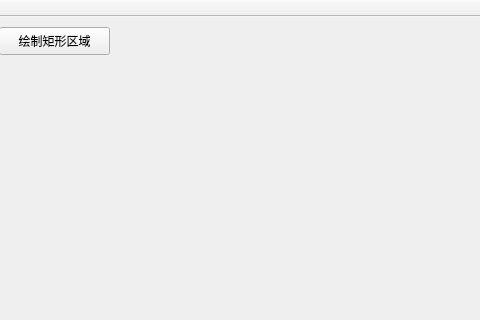
The window that Lab_01.ui (Ceazy-Gentleman/Lab_01) describes before a commit, drawn with Qt 5; both pictures show x 251 to 731 and y 0 to 320 of the 998 by 606 pixel window.
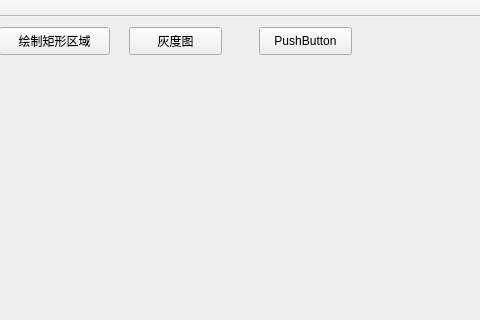
The same window after the commit.

Commit message: 绘制矩形区域并将其灰度化

```diff
--- a/Lab_01.ui
+++ b/Lab_01.ui
@@ -79,6 +79,32 @@
      <string>绘制矩形区域</string>
     </property>
    </widget>
+   <widget class="QPushButton" name="gray">
+    <property name="geometry">
+     <rect>
+      <x>380</x>
+      <y>10</y>
+      <width>93</width>
+      <height>28</height>
+     </rect>
+    </property>
+    <property name="text">
+     <string>灰度图</string>
+    </property>
+   </widget>
+   <widget class="QPushButton" name="hhh">
+    <property name="geometry">
+     <rect>
+      <x>510</x>
+      <y>10</y>
+      <width>93</width>
+      <height>28</height>
+     </rect>
+    </property>
+    <property name="text">
+     <string>PushButton</string>
+    </property>
+   </widget>
   </widget>
   <widget class="QMenuBar" name="menuBar">
    <property name="geometry">
```
The commit also changes 2 other files.
